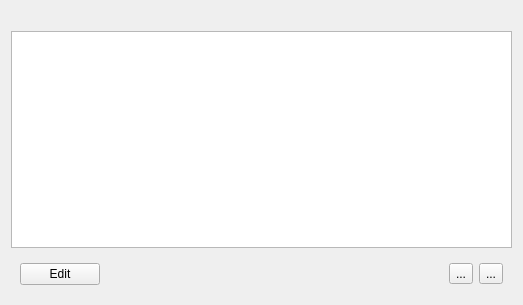
First picture: the form in src/view/mediafolderswidget.ui, repository coolshou/kminidlna, before the edit.
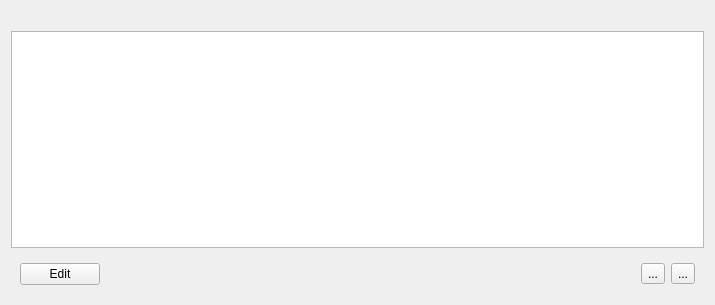
Second picture: the form after the edit. Icons and pictures are not drawn.

Diff of the .ui file:
```diff
--- a/src/view/mediafolderswidget.ui
+++ b/src/view/mediafolderswidget.ui
@@ -6,7 +6,7 @@
    <rect>
     <x>0</x>
     <y>0</y>
-    <width>523</width>
+    <width>715</width>
     <height>305</height>
    </rect>
   </property>
@@ -14,6 +14,9 @@
    <string>Form</string>
   </property>
   <layout class="QVBoxLayout" name="verticalLayout">
+   <property name="sizeConstraint">
+    <enum>QLayout::SetMaximumSize</enum>
+   </property>
    <item>
     <widget class="QLabel" name="m_lblInfo">
      <property name="text">
@@ -32,6 +35,12 @@
      <property name="selectionBehavior">
       <enum>QAbstractItemView::SelectRows</enum>
      </property>
+     <attribute name="horizontalHeaderDefaultSectionSize">
+      <number>100</number>
+     </attribute>
+     <attribute name="horizontalHeaderStretchLastSection">
+      <bool>true</bool>
+     </attribute>
      <attribute name="verticalHeaderVisible">
       <bool>false</bool>
      </attribute>
```
Left out of the diff: 2 changed lines with no effect on the pictures.
